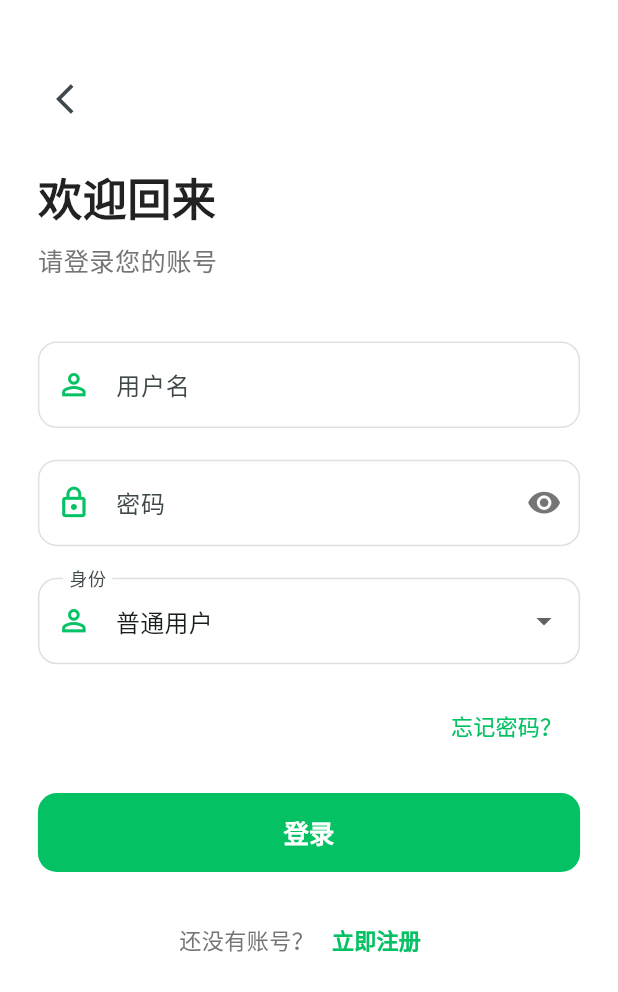
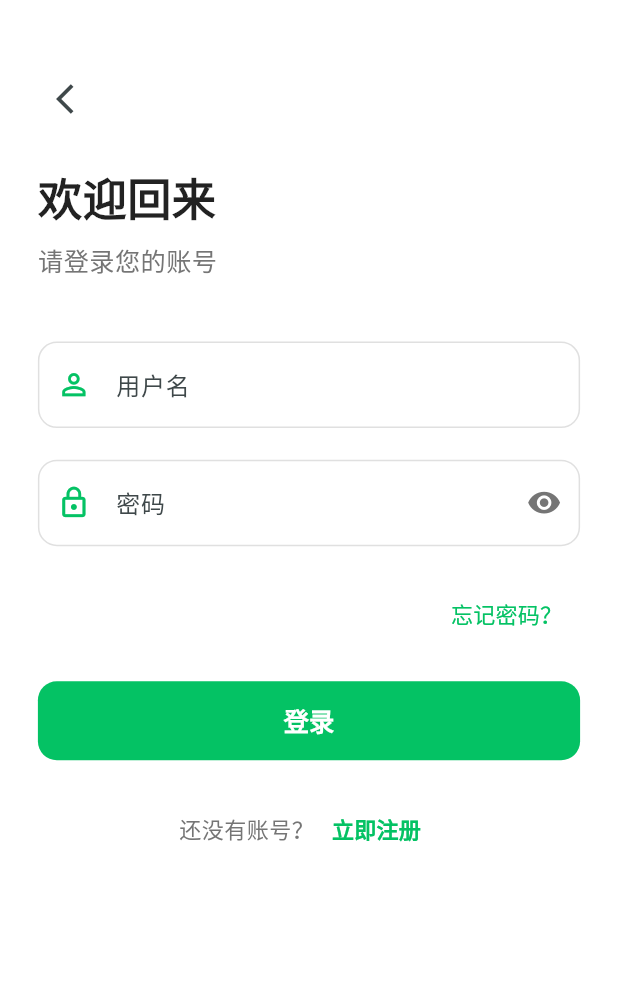
Before and after one commit to Bryan2333/rubbish_detecion, a Flutter app: the LoginPage screen opened directly, on a phone screen of 412 x 824 dp. Shown: the top 992 px of the screen. Run offline on Flutter 3.47's test engine with Material 3 defaults, Android fonts, the phone set to English and light mode, and no system bars; drawn by our look-alikes of oktoast; our stand-ins replace cached_network_image, cookie_jar, dio, dio_cookie_manager, email_validator, flutter_screenutil and 5 more; missing offline and left inert: flutter_inappwebview, lazy_load_indexed_stack, multi_value_listenable_builder, record, tflite_flutter; accounts and stored records are empty; project files that could hold a hidden picture were left out.

Commit message:
登录页面移除不必要的身份下拉菜单

```diff
--- a/lib/pages/auth_page/login_page.dart
+++ b/lib/pages/auth_page/login_page.dart
@@ -97,9 +97,6 @@ class _LoginPageState extends State<LoginPage> {
                   // 密码输入框
                   _buildPasswordField(),
                   SizedBox(height: 20.h),
-                  // 用户身份栏
-                  _buildRoleField(),
-                  SizedBox(height: 16.h),
                   _buildForgotPasswordButton(),
                   SizedBox(height: 20.h),
                   // 登录按钮
@@ -214,61 +211,6 @@ class _LoginPageState extends State<LoginPage> {
     );
   }
 
-  Widget _buildRoleField() {
-    return ValueListenableBuilder(
-      valueListenable: _selectedRoleNotifier,
-      builder: (context, selectedRole, child) {
-        return DropdownButtonFormField(
-          value: selectedRole,
-          decoration: InputDecoration(
-            labelText: "身份",
-            prefixIcon: Icon(
-              Icons.person_outline,
-              color: const Color(0xFF04C264),
-              size: 22.r,
-            ),
-            border: OutlineInputBorder(
-              borderRadius: BorderRadius.circular(12.r),
-              borderSide: BorderSide(
-                color: Colors.grey[300]!,
-                width: 1.w,
-              ),
-            ),
-            enabledBorder: OutlineInputBorder(
-              borderRadius: BorderRadius.circular(12.r),
-              borderSide: BorderSide(
-                color: Colors.grey[300]!,
-                width: 1.w,
-              ),
-            ),
-            focusedBorder: OutlineInputBorder(
-              borderRadius: BorderRadius.circular(12.r),
-              borderSide: BorderSide(
-                color: const Color(0xFF04C264),
-                width: 1.w,
-              ),
-            ),
-            contentPadding: EdgeInsets.symmetric(
-              horizontal: 16.w,
-              vertical: 16.h,
-            ),
-          ),
-          items: roleList.map((item) {
-            return DropdownMenuItem(
-              value: item['value'],
-              child: Text(item['label']!),
-            );
-          }).toList(),
-          onChanged: (newValue) {
-            if (newValue != null) {
-              _selectedRoleNotifier.value = newValue;
-            }
-          },
-        );
-      },
-    );
-  }
-
   Widget _buildForgotPasswordButton() {
     return Container(
       alignment: Alignment.centerRight,
```
